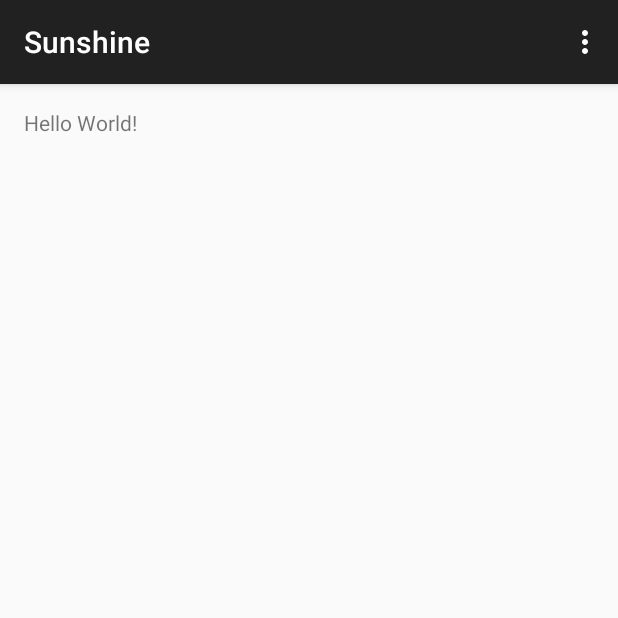
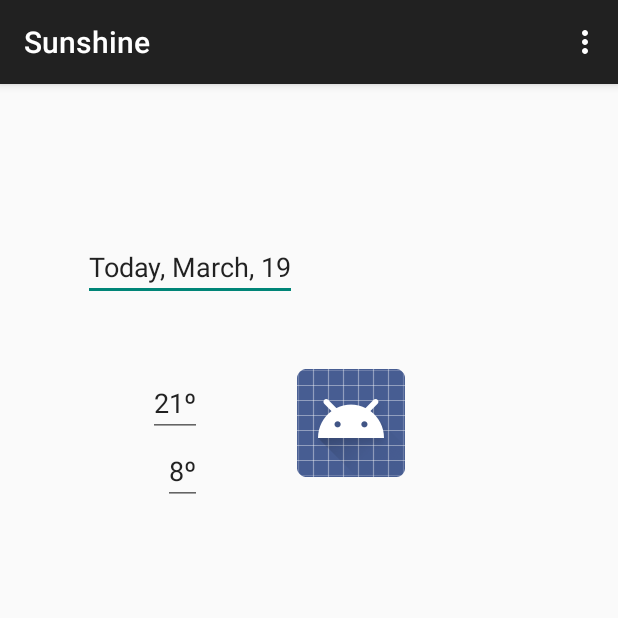
Before and after one commit to jmferrete/sunshine, an Android app: the screen it shows after launch (MainActivity), on a phone screen of 412 x 824 dp, the top half of it. Run offline under Robolectric (Android 15) with nearby library versions, the phone set to English and light mode, and no system bars.

Commit message:
Basic view.

```diff
--- a/app/src/main/res/layout/activity_main.xml
+++ b/app/src/main/res/layout/activity_main.xml
@@ -10,8 +10,28 @@
         android:paddingBottom="@dimen/activity_vertical_margin"
         tools:context="com.jmferrete.sunshine.MainActivity">
 
-    <TextView
-            android:text="Hello World!"
+    <EditText
             android:layout_width="wrap_content"
-            android:layout_height="wrap_content"/>
+            android:layout_height="wrap_content"
+            android:id="@+id/dateText" android:layout_alignParentTop="true" android:layout_alignParentLeft="true"
+            android:layout_alignParentStart="true" android:layout_marginLeft="39dp" android:layout_marginStart="39dp"
+            android:layout_marginTop="83dp" android:text="Today, March, 19"/>
+    <EditText
+            android:layout_width="wrap_content"
+            android:layout_height="wrap_content"
+            android:id="@+id/maxTemp"
+            android:text="21º"
+            android:layout_marginLeft="43dp"
+            android:layout_marginStart="43dp" android:layout_below="@+id/dateText"
+            android:layout_alignLeft="@+id/dateText" android:layout_alignStart="@+id/dateText"
+            android:layout_marginTop="45dp"/>
+    <EditText android:layout_width="wrap_content" android:layout_height="wrap_content" android:id="@+id/minTemp"
+              android:text="8º"
+              android:layout_below="@+id/maxTemp" android:layout_alignRight="@+id/maxTemp"
+              android:layout_alignEnd="@+id/maxTemp"/>
+    <ImageView
+            android:layout_width="wrap_content"
+            android:layout_height="wrap_content"
+            android:id="@+id/imageView" android:layout_alignTop="@+id/maxTemp" android:layout_toRightOf="@+id/dateText"
+            android:layout_toEndOf="@+id/dateText" android:src="@android:drawable/sym_def_app_icon"/>
 </RelativeLayout>
--- /dev/null
+++ b/app/src/main/res/layout/list_item_forecast.xml
@@ -0,0 +1,9 @@
+<?xml version="1.0" encoding="utf-8"?>
+<TextView xmlns:android="http://schemas.android.com/apk/res/android"
+          android:layout_width="match_parent"
+          android:layout_height="match_parent"
+          android:minHeight="?android:attr/listPreferredItemHeight"
+          android:gravity="center_vertical"
+          android:id="@+id/list_item_forecast_textview">
+
+</TextView>
```
